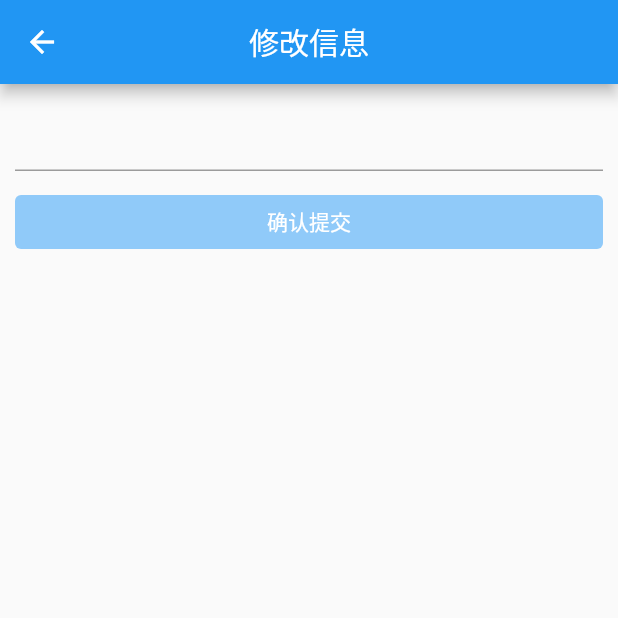
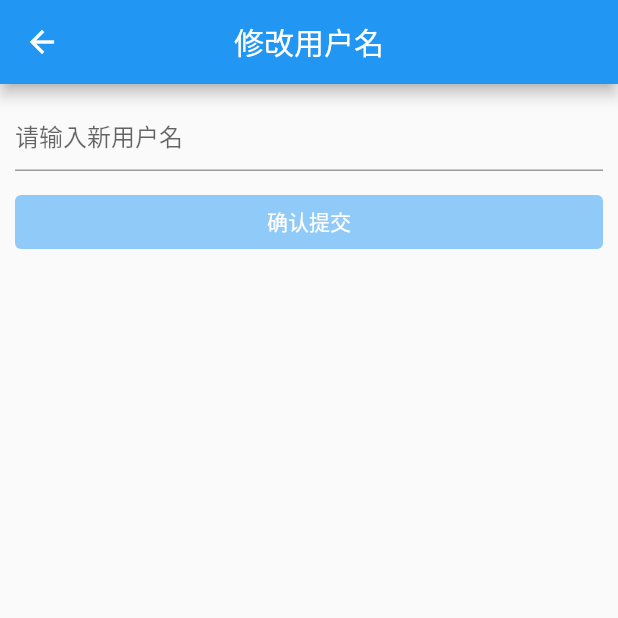
Before and after one commit to vcqzero/jjhy-app-refactor, a Flutter app: the SettingsPage screen opened by its route, after a tap on "我的账号", on a phone screen of 412 x 824 dp, the top half of it. Run offline on Flutter 3.47's test engine with Material 2 defaults, Android fonts, the phone set to English and light mode, and no system bars; our stand-ins replace dio, flutter_easyloading, fluttertoast, get_storage, image_picker, open_file and 3 more; accounts and stored records are empty; network calls fail.

Commit message:
完成TheSingleInputPage页面

```diff
--- a/lib/config/Config.dart
+++ b/lib/config/Config.dart
@@ -13,7 +13,7 @@ class Config {
 
   /// 接口baseUrl
   // static String baseUrl = 'https://api.jjhycom.cn';
-  static String baseUrl = 'http://10.220.122.17:3000/';
+  static String baseUrl = 'http://10.220.97.98:3000/';
 
   /// 页面背景色
   static Color pageBackgroudColor = Colors.grey.shade100;
--- a/lib/pages/common/TheSingleInput.dart
+++ b/lib/pages/common/TheSingleInput.dart
@@ -12,7 +12,11 @@ class TheInputDioRes {
   final bool success;
   final String? errMsg;
   final String? successMsg;
-  const TheInputDioRes(this.success, this.errMsg, this.successMsg);
+  TheInputDioRes({
+    required this.success,
+    this.errMsg,
+    this.successMsg,
+  });
 }
 
 class TheSingleInputPage extends StatefulWidget {
@@ -34,6 +38,8 @@ class TheSingleInputPage extends StatefulWidget {
   /// 数据修改
   final Future<TheInputDioRes> Function(String sta)? onSubmit;
 
+  final void Function()? cancelTokenOnPop;
+
   TheSingleInputPage({
     Key? key,
     this.val,
@@ -42,6 +48,7 @@ class TheSingleInputPage extends StatefulWidget {
     this.regValidFun,
     this.remoteValidFun,
     this.onSubmit,
+    this.cancelTokenOnPop,
   }) : super(key: key);
 
   @override
@@ -53,7 +60,6 @@ class _TheSingleInputPageState extends State<TheSingleInputPage> {
   bool _loading = false;
   TextEditingController _textEditingController = TextEditingController();
   String? _helper;
-  CancelToken? _cancelToken;
 
   @override
   void initState() {
@@ -63,7 +69,7 @@ class _TheSingleInputPageState extends State<TheSingleInputPage> {
 
   @override
   void dispose() {
-    if (_cancelToken != null) _cancelToken!.cancel();
+    if (widget.cancelTokenOnPop != null) widget.cancelTokenOnPop!();
     super.dispose();
   }
 
@@ -84,6 +90,7 @@ class _TheSingleInputPageState extends State<TheSingleInputPage> {
       try {
         setState(() => {_loading = true});
         TheInputDioRes res = await widget.remoteValidFun!(val);
+
         if (res.success != true) {
           if (res.errMsg != null) MyEasyLoading.toast(res.errMsg!);
           return;
--- a/lib/pages/settings/EditUserInfoPage.dart
+++ /dev/null
@@ -1,146 +0,0 @@
-import 'dart:developer';
-
-import 'package:app/api/UserApi.dart';
-import 'package:app/store/User.dart';
-import 'package:app/utils/MyDio.dart';
-import 'package:app/utils/MyReg.dart';
-import 'package:app/utils/MyToast.dart';
-import 'package:app/widgets/MyAppBar.dart';
-import 'package:app/widgets/MyButton.dart';
-import 'package:dio/dio.dart';
-import 'package:flutter/material.dart';
-
-enum EditUserInfoAttrs { username, nickname }
-
-class EditUserInfoPage extends StatefulWidget {
-  static const routeName = "EditUserInfoPage";
-  final String? val;
-
-  final EditUserInfoAttrs attrKey;
-
-  EditUserInfoPage({
-    Key? key,
-    this.val,
-    required this.attrKey,
-  }) : super(key: key);
-
-  @override
-  _EditUserInfoPageState createState() => _EditUserInfoPageState();
-}
-
-class _EditUserInfoPageState extends State<EditUserInfoPage> {
-  bool _disabled = true;
-  bool _loading = false;
-  TextEditingController _textEditingController = TextEditingController();
-  String? _helper;
-  CancelToken? _cancelToken;
-
-  @override
-  void initState() {
-    super.initState();
-    _textEditingController.text = widget.val ?? '';
-  }
-
-  @override
-  void dispose() {
-    if (_cancelToken != null) _cancelToken!.cancel();
-    super.dispose();
-  }
-
-  _handleInputChange(String val) {
-    setState(() {
-      bool valid = true;
-      // 验证数据
-      switch (widget.attrKey) {
-        case EditUserInfoAttrs.nickname:
-          valid = MyReg.validNickname(val);
-          break;
-        case EditUserInfoAttrs.username:
-          valid = MyReg.validUsername(val);
-          break;
-        default:
-      }
-      _disabled = val.isEmpty || val == widget.val || valid == false;
-      _helper = MyReg.errMsg;
-    });
-  }
-
-  Future<bool> _handleUpdateUsername(String username) async {
-    bool valid = true;
-    MyResponse res;
-    res = UserApi.validUsername(username);
-    _cancelToken = res.cancelToken;
-    valid = await res.future.then((value) => value.data['valid']);
-    if (valid == false) {
-      MyToast.show('该名称已占用，请更换！');
-      return false;
-    }
-    // 更新
-    res = UserApi.updateBasicInfo(username: username);
-    _cancelToken = res.cancelToken;
-    await res.future.then((value) => null);
-    return true;
-  }
-
-  Future<bool> _handleUpdateNickname(String nickname) async {
-    MyResponse res = UserApi.updateBasicInfo(nickname: nickname);
-    _cancelToken = res.cancelToken;
-    await res.future.then((value) => null);
-    return true;
-  }
-
-  Future<void> _handleClickConfirm() async {
-    String val = _textEditingController.text;
-    setState(() => {_loading = true});
-
-    bool success = false;
-    try {
-      switch (widget.attrKey) {
-        case EditUserInfoAttrs.username:
-          success = await _handleUpdateUsername(val);
-          break;
-        case EditUserInfoAttrs.nickname:
-          success = await _handleUpdateNickname(val);
-          break;
-        default:
-      }
-      if (success == true) {
-        await User.reload();
-        MyToast.show('修改成功');
-        Navigator.of(context).pop();
-      }
-    } catch (e) {
-      log('更新用户信息错误', error: e);
-      MyToast.show('系统错误，请重试');
-    } finally {
-      setState(() => {_loading = false});
-    }
-  }
-
-  @override
-  Widget build(BuildContext context) {
-    return Scaffold(
-        // backgroundColor: Colors.grey.shade100,
-        appBar: MyAppBar.build(title: '修改信息'),
-        body: Container(
-          padding: EdgeInsets.only(left: 10, right: 10),
-          child: Column(
-            children: [
-              SizedBox(height: 10),
-              TextField(
-                controller: _textEditingController,
-                onChanged: _handleInputChange,
-                decoration: InputDecoration(helperText: _helper),
-              ),
-              SizedBox(height: 10),
-              MyButton.elevated(
-                label: '确认提交',
-                onPressed: _handleClickConfirm,
-                disabled: _disabled,
-                loading: _loading,
-              )
-            ],
-          ),
-        ));
-  }
-}
--- a/lib/pages/settings/Index.dart
+++ b/lib/pages/settings/Index.dart
@@ -1,12 +1,12 @@
 import 'dart:developer';
 
 import 'package:app/api/AuthApi.dart';
+import 'package:app/api/UserApi.dart';
 import 'package:app/config/Config.dart';
 import 'package:app/main.dart';
 import 'package:app/pages/about/Index.dart';
 import 'package:app/pages/common/TheSingleInput.dart';
 import 'package:app/pages/security/SafetyVerificationPage.dart';
-import 'package:app/pages/settings/EditUserInfoPage.dart';
 import 'package:app/pages/settings/UserRoleListPage.dart';
 import 'package:app/pages/settings/widges/TheAvatarTile.dart';
 import 'package:app/store/Token.dart';
@@ -105,6 +105,17 @@ class _SettingsPageState extends State<SettingsPage> with RouteAware {
                       title: '修改昵称',
                       placeholder: '请输入新昵称',
                       regValidFun: MyReg.validNickname,
+                      onSubmit: (String nickname) async {
+                        MyResponse res =
+                            UserApi.updateBasicInfo(nickname: nickname);
+                        _cancelToken = res.cancelToken;
+                        await res.future.then((value) => null);
+                        await User.reload();
+                        return TheInputDioRes(success: true);
+                      },
+                      cancelTokenOnPop: () {
+                        if (_cancelToken != null) _cancelToken!.cancel();
+                      },
                     ),
                   ),
                 );
@@ -137,8 +148,36 @@ class _SettingsPageState extends State<SettingsPage> with RouteAware {
               Navigator.push(
                 context,
                 MaterialPageRoute(
-                  builder: (context) => EditUserInfoPage(
-                      val: _user.username, attrKey: EditUserInfoAttrs.username),
+                  builder: (context) => TheSingleInputPage(
+                    val: _user.username,
+                    title: '修改用户名',
+                    placeholder: '请输入新用户名',
+                    regValidFun: MyReg.validUsername,
+
+                    /// 提交数据
+                    onSubmit: (String username) async {
+                      MyResponse res =
+                          UserApi.updateBasicInfo(username: username);
+                      _cancelToken = res.cancelToken;
+                      await res.future.then((value) => null);
+                      await User.reload();
+                      return TheInputDioRes(success: true);
+                    },
+
+                    /// 远程验证
+                    remoteValidFun: (String username) async {
+                      MyResponse res = UserApi.validUsername(username);
+                      _cancelToken = res.cancelToken;
+                      bool valid =
+                          await res.future.then((value) => value.data['valid']);
+                      return TheInputDioRes(success: valid, errMsg: '用户名已占用');
+                    },
+
+                    /// cancel token
+                    cancelTokenOnPop: () {
+                      if (_cancelToken != null) _cancelToken!.cancel();
+                    },
+                  ),
                 ),
               );
             },
```
